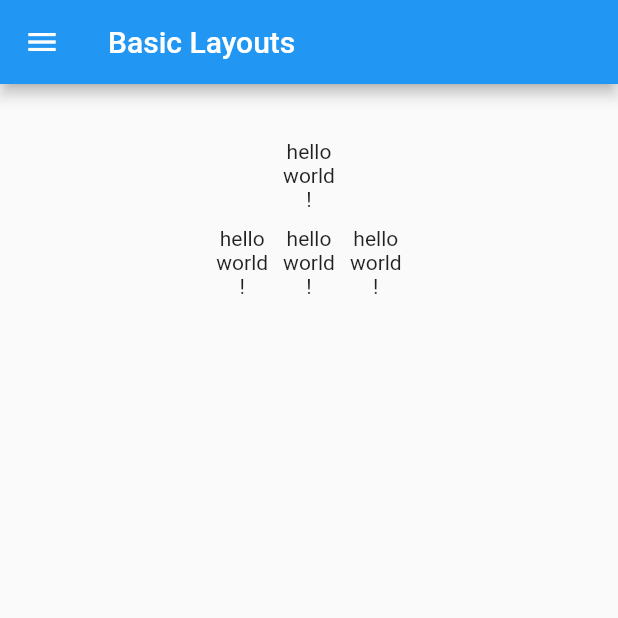
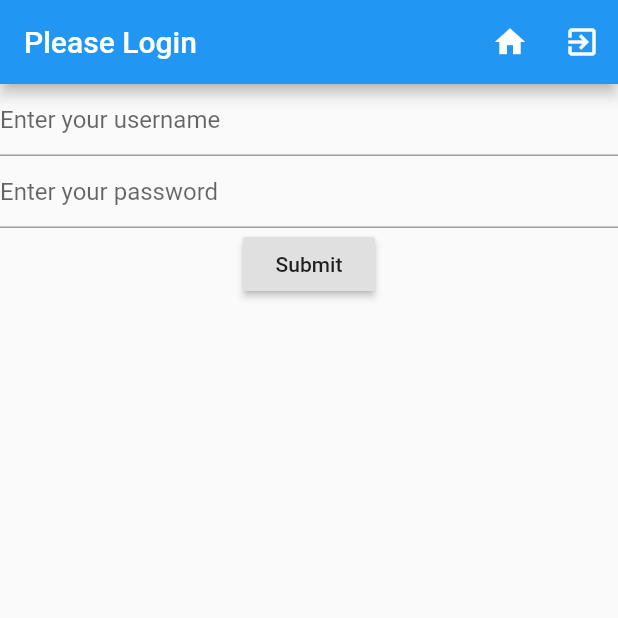
Before and after one commit to HurrellT/flutter_learning, a Flutter app: the screen it shows after launch, on a phone screen of 412 x 824 dp, the top half of it. Run offline on Flutter 3.47's test engine with Material 2 defaults, Android fonts, the phone set to English and light mode, and no system bars.

Commit message:
AppBar + Login app

```diff
--- /dev/null
+++ b/lib/Login.dart
@@ -0,0 +1,27 @@
+import 'package:flutter/material.dart';
+import 'package:flutter/widgets.dart';
+import 'package:flutter/foundation.dart';
+
+class Login extends StatelessWidget {
+
+  const Login ({Key key, @required this.onSubmit}) : super(key:key);
+
+  final VoidCallback onSubmit;
+  static final TextEditingController _user = new TextEditingController();
+  static final TextEditingController _pass = new TextEditingController();
+
+  String get username => _user.text;
+  String get password => _pass.text;
+
+  @override
+  Widget build(BuildContext context) {
+    return new Column(
+      children: <Widget>[
+        new TextField(controller: _user, decoration: new InputDecoration(hintText: 'Enter your username'),),
+        new TextField(controller: _pass, decoration: new InputDecoration(hintText: 'Enter your password'), obscureText: true,),
+        new RaisedButton(child: new Text('Submit'), onPressed: onSubmit,)
+      ],
+    );
+  }
+
+}
--- a/lib/main.dart
+++ b/lib/main.dart
@@ -1,140 +1,95 @@
+import 'package:flutter/cupertino.dart';
 import 'package:flutter/material.dart';
-import 'package:flutter/widgets.dart';
-import 'HelloWorldText.dart';
+import 'package:flutter_learning/Login.dart';
+import 'package:flutter_learning/Settings.dart';
 
-void main() => runApp(MyApp());
+void main() => runApp(new MyApp());
 
-class MyApp extends StatelessWidget {
-  // This widget is the root of your application.
+class MyApp extends StatefulWidget {
+
+  @override
+  State<StatefulWidget> createState() => new _MyAppState();
+
+}
+
+class _MyAppState extends State<MyApp> {
+
+  //Parameters
+
+  String _title = 'Please Login';
+  Widget _screen;
+  Login _login;
+  Settings _settings;
+  bool _isAuthenticated;
+
+
+  //Constructor
+
+  _MyAppState() {
+    _login = new Login(onSubmit: (){onSubmit();});
+    _settings = new Settings();
+    _screen = _login;
+    _isAuthenticated = false;
+  }
+
+
+  //Methods
+
+  void onSubmit() {
+    print('Login with: ' + _login.username + ' ' + _login.password);
+    if(_login.username == 'demo' && _login.password == 'demo') {
+      _setAuthenticated(true);
+    }
+  }
+
+  void _goHome() {
+    print('Go Home');
+
+    setState(() {
+      if(_isAuthenticated) {
+        _screen = _settings;
+      }
+      else {
+        _screen = _login;
+      }
+    });
+  }
+
+  void logout() {
+    print('Log out');
+    _setAuthenticated(false);
+  }
+
+  void _setAuthenticated(bool auth) {
+    setState(() {
+      if(auth) {
+        _screen = _settings;
+        _title = 'Welcome';
+        _isAuthenticated = true;
+      }
+      else {
+        _screen = _login;
+        _title = 'Please Login';
+        _isAuthenticated = false;
+      }
+    });
+  }
+
   @override
   Widget build(BuildContext context) {
-    return MaterialApp(
-      title: 'Basic Layouts',
-      theme: ThemeData(
-        primarySwatch: Colors.blue,
-      ),
-//      home: MyHomePage(title: 'Flutter Demo Home Page'),
+    return new MaterialApp(
+      title: 'Login Demo',
       home: new Scaffold(
         appBar: new AppBar(
-          title: new Text('Basic Layouts'),
+          title: new Text(_title),
+          actions: <Widget>[
+            new IconButton(icon: new Icon(Icons.home), onPressed: (){_goHome();}),
+            new IconButton(icon: new Icon(Icons.exit_to_app), onPressed: (){logout();}),
+          ],
         ),
-        drawer: Drawer(
-          child: ListTile(
-            leading: Icon(Icons.change_history),
-            title: Text('Change history'),
-            onTap: () {
-              // change app state...
-              Navigator.pop(context); // close the drawer
-            },
-            subtitle: Text('Like a boss'),
-          ),
-        ),
-        body: new Container(
-          padding: const EdgeInsets.all(32.0),
-          child: new Center(
-            child: new Column(
-              children: <Widget>[
-                new HelloWorldText(),
-                new Row(
-                  crossAxisAlignment: CrossAxisAlignment.center,
-                  mainAxisAlignment: MainAxisAlignment.center,
-                  children: <Widget>[
-                    new HelloWorldText(),
-                    new HelloWorldText(),
-                    new HelloWorldText()
-                  ],
-                )
-              ],
-            ),
-          ),
-        ),
+        body: _screen,
       ),
     );
   }
+
 }
-
-//
-//class MyHomePage extends StatefulWidget {
-//  MyHomePage({Key key, this.title}) : super(key: key);
-//
-//  // This widget is the home page of your application. It is stateful, meaning
-//  // that it has a State object (defined below) that contains fields that affect
-//  // how it looks.
-//
-//  // This class is the configuration for the state. It holds the values (in this
-//  // case the title) provided by the parent (in this case the App widget) and
-//  // used by the build method of the State. Fields in a Widget subclass are
-//  // always marked "final".
-//
-//  final String title;
-//
-//  @override
-//  _MyHomePageState createState() => _MyHomePageState();
-//}
-//
-//class _MyHomePageState extends State<MyHomePage> {
-//  int _counter = 0;
-//
-//  void _incrementCounter() {
-//    setState(() {
-//      // This call to setState tells the Flutter framework that something has
-//      // changed in this State, which causes it to rerun the build method below
-//      // so that the display can reflect the updated values. If we changed
-//      // _counter without calling setState(), then the build method would not be
-//      // called again, and so nothing would appear to happen.
-//      _counter++;
-//    });
-//  }
-//
-//  @override
-//  Widget build(BuildContext context) {
-//    // This method is rerun every time setState is called, for instance as done
-//    // by the _incrementCounter method above.
-//    //
-//    // The Flutter framework has been optimized to make rerunning build methods
-//    // fast, so that you can just rebuild anything that needs updating rather
-//    // than having to individually change instances of widgets.
-//    return Scaffold(
-//      appBar: AppBar(
-//        // Here we take the value from the MyHomePage object that was created by
-//        // the App.build method, and use it to set our appbar title.
-//        title: Text(widget.title),
-//      ),
-//      body: Center(
-//        // Center is a layout widget. It takes a single child and positions it
-//        // in the middle of the parent.
-//        child: Column(
-//          // Column is also layout widget. It takes a list of children and
-//          // arranges them vertically. By default, it sizes itself to fit its
-//          // children horizontally, and tries to be as tall as its parent.
-//          //
-//          // Invoke "debug painting" (press "p" in the console, choose the
-//          // "Toggle Debug Paint" action from the Flutter Inspector in Android
-//          // Studio, or the "Toggle Debug Paint" command in Visual Studio Code)
-//          // to see the wireframe for each widget.
-//          //
-//          // Column has various properties to control how it sizes itself and
-//          // how it positions its children. Here we use mainAxisAlignment to
-//          // center the children vertically; the main axis here is the vertical
-//          // axis because Columns are vertical (the cross axis would be
-//          // horizontal).
-//          mainAxisAlignment: MainAxisAlignment.center,
-//          children: <Widget>[
-//            Text(
-//              'You have pushed the button this many times:',
-//            ),
-//            Text(
-//              '$_counter',
-//              style: Theme.of(context).textTheme.display1,
-//            ),
-//          ],
-//        ),
-//      ),
-//      floatingActionButton: FloatingActionButton(
-//        onPressed: _incrementCounter,
-//        tooltip: 'Increment',
-//        child: Icon(Icons.add),
-//      ), // This trailing comma makes auto-formatting nicer for build methods.
-//    );
-//  }
-//}
--- /dev/null
+++ b/lib/oldMain.dart
@@ -0,0 +1,201 @@
+//------------------------------------------------------------------------------------------------
+//PRIMER HELLO WORLD APP
+
+//void main() => runApp(MyApp());
+//
+//class MyApp extends StatelessWidget {
+//  // This widget is the root of your application.
+//  @override
+//  Widget build(BuildContext context) {
+//    return MaterialApp(
+//      title: 'Basic Layouts',
+//      theme: ThemeData(
+//        primarySwatch: Colors.blue,
+//      ),
+////      home: MyHomePage(title: 'Flutter Demo Home Page'),
+//      home: new Scaffold(
+//        appBar: new AppBar(
+//          title: new Text('Basic Layouts'),
+//        ),
+//        drawer: Drawer(
+//          child: ListTile(
+//            leading: Icon(Icons.change_history),
+//            title: Text('Change history'),
+//            onTap: () {
+//              // change app state...
+//              Navigator.pop(context); // close the drawer
+//            },
+//            subtitle: Text('Like a boss'),
+//          ),
+//        ),
+//        body: new Container(
+//          padding: const EdgeInsets.all(32.0),
+//          child: new Center(
+//            child: new Column(
+//              children: <Widget>[
+//                new HelloWorldText(),
+//                new Row(
+//                  crossAxisAlignment: CrossAxisAlignment.center,
+//                  mainAxisAlignment: MainAxisAlignment.center,
+//                  children: <Widget>[
+//                    new HelloWorldText(),
+//                    new HelloWorldText(),
+//                    new HelloWorldText()
+//                  ],
+//                )
+//              ],
+//            ),
+//          ),
+//        ),
+//      ),
+//    );
+//  }
+//}
+
+// PRIMERAS PRUEBAS
+//------------------------------------------------------------------------------------------------
+
+
+//
+//class MyHomePage extends StatefulWidget {
+//  MyHomePage({Key key, this.title}) : super(key: key);
+//
+//  // This widget is the home page of your application. It is stateful, meaning
+//  // that it has a State object (defined below) that contains fields that affect
+//  // how it looks.
+//
+//  // This class is the configuration for the state. It holds the values (in this
+//  // case the title) provided by the parent (in this case the App widget) and
+//  // used by the build method of the State. Fields in a Widget subclass are
+//  // always marked "final".
+//
+//  final String title;
+//
+//  @override
+//  _MyHomePageState createState() => _MyHomePageState();
+//}
+//
+//class _MyHomePageState extends State<MyHomePage> {
+//  int _counter = 0;
+//
+//  void _incrementCounter() {
+//    setState(() {
+//      // This call to setState tells the Flutter framework that something has
+//      // changed in this State, which causes it to rerun the build method below
+//      // so that the display can reflect the updated values. If we changed
+//      // _counter without calling setState(), then the build method would not be
+//      // called again, and so nothing would appear to happen.
+//      _counter++;
+//    });
+//  }
+//
+//  @override
+//  Widget build(BuildContext context) {
+//    // This method is rerun every time setState is called, for instance as done
+//    // by the _incrementCounter method above.
+//    //
+//    // The Flutter framework has been optimized to make rerunning build methods
+//    // fast, so that you can just rebuild anything that needs updating rather
+//    // than having to individually change instances of widgets.
+//    return Scaffold(
+//      appBar: AppBar(
+//        // Here we take the value from the MyHomePage object that was created by
+//        // the App.build method, and use it to set our appbar title.
+//        title: Text(widget.title),
+//      ),
+//      body: Center(
+//        // Center is a layout widget. It takes a single child and positions it
+//        // in the middle of the parent.
+//        child: Column(
+//          // Column is also layout widget. It takes a list of children and
+//          // arranges them vertically. By default, it sizes itself to fit its
+//          // children horizontally, and tries to be as tall as its parent.
+//          //
+//          // Invoke "debug painting" (press "p" in the console, choose the
+//          // "Toggle Debug Paint" action from the Flutter Inspector in Android
+//          // Studio, or the "Toggle Debug Paint" command in Visual Studio Code)
+//          // to see the wireframe for each widget.
+//          //
+//          // Column has various properties to control how it sizes itself and
+//          // how it positions its children. Here we use mainAxisAlignment to
+//          // center the children vertically; the main axis here is the vertical
+//          // axis because Columns are vertical (the cross axis would be
+//          // horizontal).
+//          mainAxisAlignment: MainAxisAlignment.center,
+//          children: <Widget>[
+//            Text(
+//              'You have pushed the button this many times:',
+//            ),
+//            Text(
+//              '$_counter',
+//              style: Theme.of(context).textTheme.display1,
+//            ),
+//          ],
+//        ),
+//      ),
+//      floatingActionButton: FloatingActionButton(
+//        onPressed: _incrementCounter,
+//        tooltip: 'Increment',
+//        child: Icon(Icons.add),
+//      ), // This trailing comma makes auto-formatting nicer for build methods.
+//    );
+//  }
+//}
+
+
+//------------------------------------------------------------------------------------------------
+
+// PRIMER APP BAR CON ICONOS
+
+import 'package:flutter/cupertino.dart';
+import 'package:flutter/material.dart';
+
+void main() => runApp(new MyApp());
+
+//Will not change
+class MyApp extends StatefulWidget {
+
+  @override
+  State<StatefulWidget> createState() => new _MyAppState();
+
+}
+
+//Will change (Because its a State)
+class _MyAppState extends State<MyApp> {
+
+  String _title = 'App Bar Demo';
+  String _myState = 'No State';
+
+  void _pressed(String message) {
+    // Hay que hacer esto, para que guarde el estado, asi podes cambiar de app, etc, y guarda el estado hagas lo que hagas
+    setState(() {
+      _myState = message;
+    });
+    //Hacerlo de una NO SIRVE
+//    _myState = message;
+    print(_myState);
+  }
+
+  @override
+  Widget build(BuildContext context) {
+    return new MaterialApp(
+      title: _title,
+      home: new Scaffold(
+        appBar: new AppBar(
+          title: new Text(_title),
+          actions: <Widget>[
+            new IconButton(icon: new Icon(Icons.add_alert), onPressed: () {_pressed('Alert pressed');},),
+            new IconButton(icon: new Icon(Icons.print), onPressed: () {_pressed('Print pressed');},),
+            new IconButton(icon: new Icon(Icons.people), onPressed: () {_pressed('People pressed');},),
+          ],
+        ),
+        body: new Container(
+          padding: const EdgeInsets.all(32.0),
+          child: new Center(
+            child: new Text(_myState),
+          ),
+        ),
+      ),
+    );
+  }
+}
```
Also changed, not shown: lib/Settings.dart (added, +11 -0 lines).
